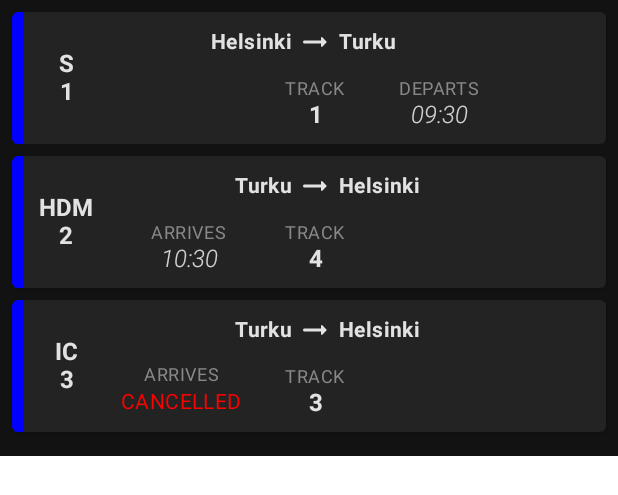
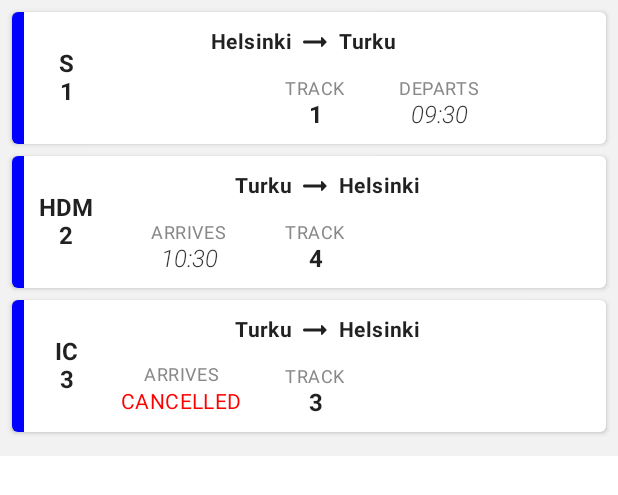
Before and after one commit to jylha/station, an Android app built with Jetpack Compose: the @Preview function PreviewTimetable, on a phone screen of 412 x 824 dp. Shown: the top 495 px of the screen. Run offline under Robolectric (Android 15) with nearby library versions, the light colour scheme and no system bars; our stand-ins replace accompanist, constraintlayout-compose.

Commit message:
Add a preview for Timetable in light mode.

```diff
--- a/app/src/main/java/dev/jylha/station/ui/timetable/TimetableScreen.kt
+++ b/app/src/main/java/dev/jylha/station/ui/timetable/TimetableScreen.kt
@@ -1,7 +1,7 @@
 package dev.jylha.station.ui.timetable
 
+import android.content.res.Configuration
 import androidx.compose.animation.AnimatedVisibility
-import androidx.compose.animation.ExperimentalAnimationApi
 import androidx.compose.animation.fadeIn
 import androidx.compose.animation.fadeOut
 import androidx.compose.foundation.layout.Column
@@ -133,8 +133,8 @@ fun TimetableScreen(
     }
 }
 
-@OptIn(ExperimentalAnimationApi::class)
-@Composable private fun TimetableTopAppBar(
+@Composable
+private fun TimetableTopAppBar(
     stationName: String?,
     selectedTimetableTypes: Set<TimetableRow.Type>,
     selectedTrainCategories: Set<Category>,
@@ -220,7 +220,6 @@ fun TimetableScreen(
     Text(subtitleText, modifier, style = MaterialTheme.typography.caption)
 }
 
-@OptIn(ExperimentalAnimationApi::class)
 @Composable private fun TimetableScreenContent(
     viewState: TimetableViewState,
     showTimetableFilters: Boolean,
@@ -371,7 +370,8 @@ fun TimetableScreen(
     }
 }
 
-@Preview(showBackground = true, name = "Timetable")
+@Preview(name = "Timetable - light", uiMode = Configuration.UI_MODE_NIGHT_NO)
+@Preview(name = "Timetable - dark", uiMode = Configuration.UI_MODE_NIGHT_YES)
 @Composable
 private fun PreviewTimetable() {
     val helsinki = Station(
@@ -405,7 +405,7 @@ private fun PreviewTimetable() {
     )
 
     val mapper = LocalizedStationNames.from(listOf(helsinki, turku), LocalContext.current)
-    StationTheme(darkTheme = true) {
+    StationTheme {
         StationNameProvider(mapper) {
             Surface(color = MaterialTheme.colors.background) {
                 Timetable(
```
